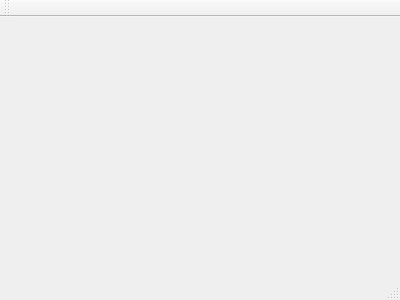
Above: netlab2/mainwindow.ui from ruvv/derp-bear before the change. Below: the same form after it.
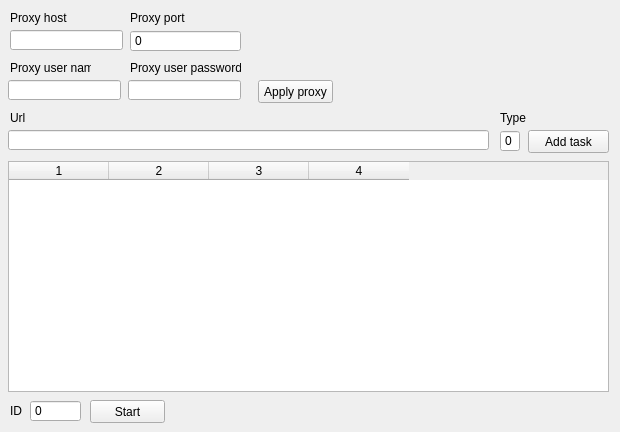
That is the form after the change.

Commit message: complete non action gui

```diff
--- a/netlab2/mainwindow.ui
+++ b/netlab2/mainwindow.ui
@@ -1,24 +1,262 @@
 <ui version="4.0">
  <class>MainWindow</class>
- <widget class="QMainWindow" name="MainWindow" >
-  <property name="geometry" >
+ <widget class="QMainWindow" name="MainWindow">
+  <property name="geometry">
    <rect>
     <x>0</x>
     <y>0</y>
-    <width>400</width>
-    <height>300</height>
+    <width>620</width>
+    <height>432</height>
    </rect>
   </property>
   <property name="windowTitle" >
    <string>MainWindow</string>
   </property>
-  <widget class="QMenuBar" name="menuBar" />
-  <widget class="QToolBar" name="mainToolBar" />
-  <widget class="QWidget" name="centralWidget" />
-  <widget class="QStatusBar" name="statusBar" />
+  <widget class="QWidget" name="centralWidget">
+   <widget class="QLineEdit" name="proxyHostLineEdit">
+    <property name="geometry">
+     <rect>
+      <x>10</x>
+      <y>30</y>
+      <width>113</width>
+      <height>20</height>
+     </rect>
+    </property>
+   </widget>
+   <widget class="QLineEdit" name="proxyUserNameLineEdit">
+    <property name="geometry">
+     <rect>
+      <x>8</x>
+      <y>80</y>
+      <width>113</width>
+      <height>20</height>
+     </rect>
+    </property>
+   </widget>
+   <widget class="QLineEdit" name="proxyUserPasswordLineEdit">
+    <property name="geometry">
+     <rect>
+      <x>128</x>
+      <y>80</y>
+      <width>113</width>
+      <height>20</height>
+     </rect>
+    </property>
+   </widget>
+   <widget class="QSpinBox" name="proxyPortSpinBox">
+    <property name="geometry">
+     <rect>
+      <x>130</x>
+      <y>30</y>
+      <width>111</width>
+      <height>22</height>
+     </rect>
+    </property>
+    <property name="buttonSymbols">
+     <enum>QAbstractSpinBox::NoButtons</enum>
+    </property>
+    <property name="keyboardTracking">
+     <bool>true</bool>
+    </property>
+    <property name="maximum">
+     <number>10000</number>
+    </property>
+   </widget>
+   <widget class="QPushButton" name="applyProxyButton">
+    <property name="geometry">
+     <rect>
+      <x>258</x>
+      <y>80</y>
+      <width>75</width>
+      <height>23</height>
+     </rect>
+    </property>
+    <property name="text">
+     <string>Apply proxy</string>
+    </property>
+   </widget>
+   <widget class="QSpinBox" name="taskIDSpinBox">
+    <property name="geometry">
+     <rect>
+      <x>30</x>
+      <y>400</y>
+      <width>51</width>
+      <height>22</height>
+     </rect>
+    </property>
+    <property name="buttonSymbols">
+     <enum>QAbstractSpinBox::NoButtons</enum>
+    </property>
+   </widget>
+   <widget class="QPushButton" name="toggleTaskStateButton">
+    <property name="enabled">
+     <bool>true</bool>
+    </property>
+    <property name="geometry">
+     <rect>
+      <x>90</x>
+      <y>400</y>
+      <width>75</width>
+      <height>23</height>
+     </rect>
+    </property>
+    <property name="text">
+     <string>Start</string>
+    </property>
+   </widget>
+   <widget class="QTableWidget" name="tasksTableWidget">
+    <property name="geometry">
+     <rect>
+      <x>8</x>
+      <y>161</y>
+      <width>601</width>
+      <height>231</height>
+     </rect>
+    </property>
+    <property name="columnCount">
+     <number>4</number>
+    </property>
+    <attribute name="verticalHeaderVisible">
+     <bool>false</bool>
+    </attribute>
+    <column/>
+    <column/>
+    <column/>
+    <column/>
+   </widget>
+   <widget class="QPushButton" name="newTaskAddButton">
+    <property name="geometry">
+     <rect>
+      <x>528</x>
+      <y>130</y>
+      <width>81</width>
+      <height>23</height>
+     </rect>
+    </property>
+    <property name="text">
+     <string>Add task</string>
+    </property>
+   </widget>
+   <widget class="QLineEdit" name="newTaskUrlLineEdit">
+    <property name="geometry">
+     <rect>
+      <x>8</x>
+      <y>130</y>
+      <width>481</width>
+      <height>20</height>
+     </rect>
+    </property>
+   </widget>
+   <widget class="QSpinBox" name="newTaskTypeSpinBox">
+    <property name="geometry">
+     <rect>
+      <x>500</x>
+      <y>130</y>
+      <width>20</width>
+      <height>22</height>
+     </rect>
+    </property>
+    <property name="buttonSymbols">
+     <enum>QAbstractSpinBox::NoButtons</enum>
+    </property>
+    <property name="maximum">
+     <number>9</number>
+    </property>
+   </widget>
+   <widget class="QLabel" name="label">
+    <property name="geometry">
+     <rect>
+      <x>10</x>
+      <y>10</y>
+      <width>61</width>
+      <height>16</height>
+     </rect>
+    </property>
+    <property name="text">
+     <string>Proxy host</string>
+    </property>
+   </widget>
+   <widget class="QLabel" name="label_2">
+    <property name="geometry">
+     <rect>
+      <x>130</x>
+      <y>10</y>
+      <width>61</width>
+      <height>16</height>
+     </rect>
+    </property>
+    <property name="text">
+     <string>Proxy port</string>
+    </property>
+   </widget>
+   <widget class="QLabel" name="label_3">
+    <property name="geometry">
+     <rect>
+      <x>10</x>
+      <y>60</y>
+      <width>81</width>
+      <height>16</height>
+     </rect>
+    </property>
+    <property name="text">
+     <string>Proxy user name</string>
+    </property>
+   </widget>
+   <widget class="QLabel" name="label_4">
+    <property name="geometry">
+     <rect>
+      <x>130</x>
+      <y>60</y>
+      <width>111</width>
+      <height>16</height>
+     </rect>
+    </property>
+    <property name="text">
+     <string>Proxy user password</string>
+    </property>
+   </widget>
+   <widget class="QLabel" name="label_5">
+    <property name="geometry">
+     <rect>
+      <x>10</x>
+      <y>110</y>
+      <width>81</width>
+      <height>16</height>
+     </rect>
+    </property>
+    <property name="text">
+     <string>Url</string>
+    </property>
+   </widget>
+   <widget class="QLabel" name="label_6">
+    <property name="geometry">
+     <rect>
+      <x>500</x>
+      <y>110</y>
+      <width>31</width>
+      <height>16</height>
+     </rect>
+    </property>
+    <property name="text">
+     <string>Type</string>
+    </property>
+   </widget>
+   <widget class="QLabel" name="label_7">
+    <property name="geometry">
+     <rect>
+      <x>10</x>
+      <y>400</y>
+      <width>21</width>
+      <height>21</height>
+     </rect>
+    </property>
+    <property name="text">
+     <string>ID</string>
+    </property>
+   </widget>
+  </widget>
  </widget>
- <layoutDefault spacing="6" margin="11" />
- <pixmapfunction></pixmapfunction>
+ <layoutdefault spacing="6" margin="11"/>
  <resources/>
  <connections/>
 </ui>
```
Left out of the diff: 3 changed lines with no effect on the pictures. The commit also changes 2 other files.
